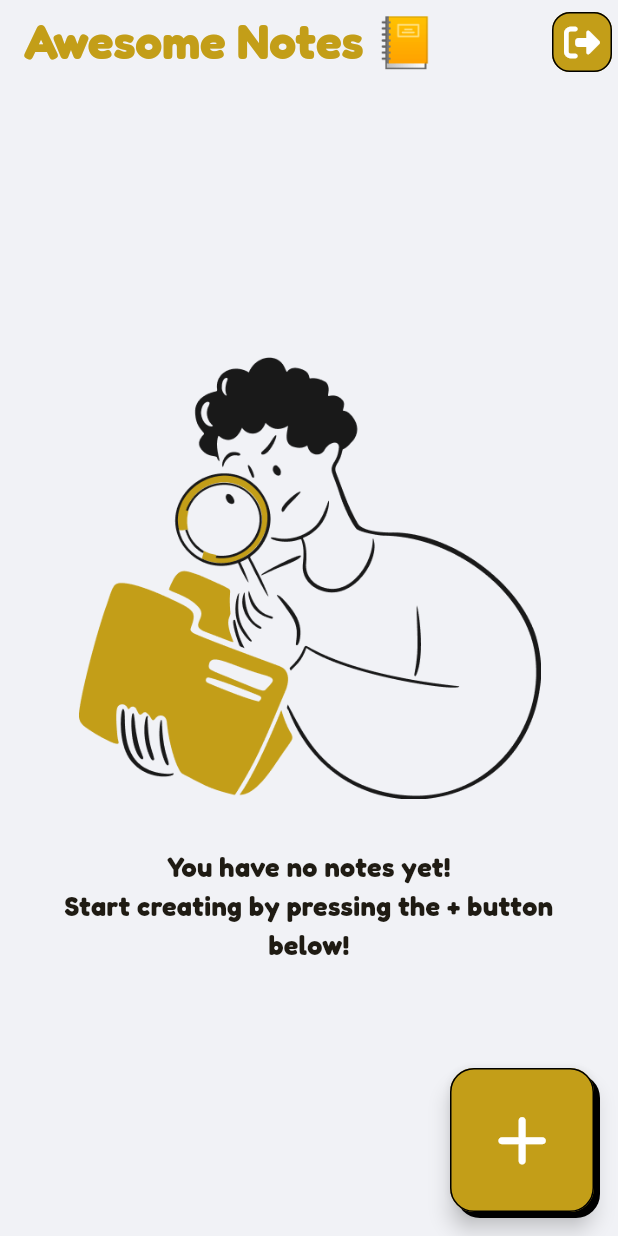
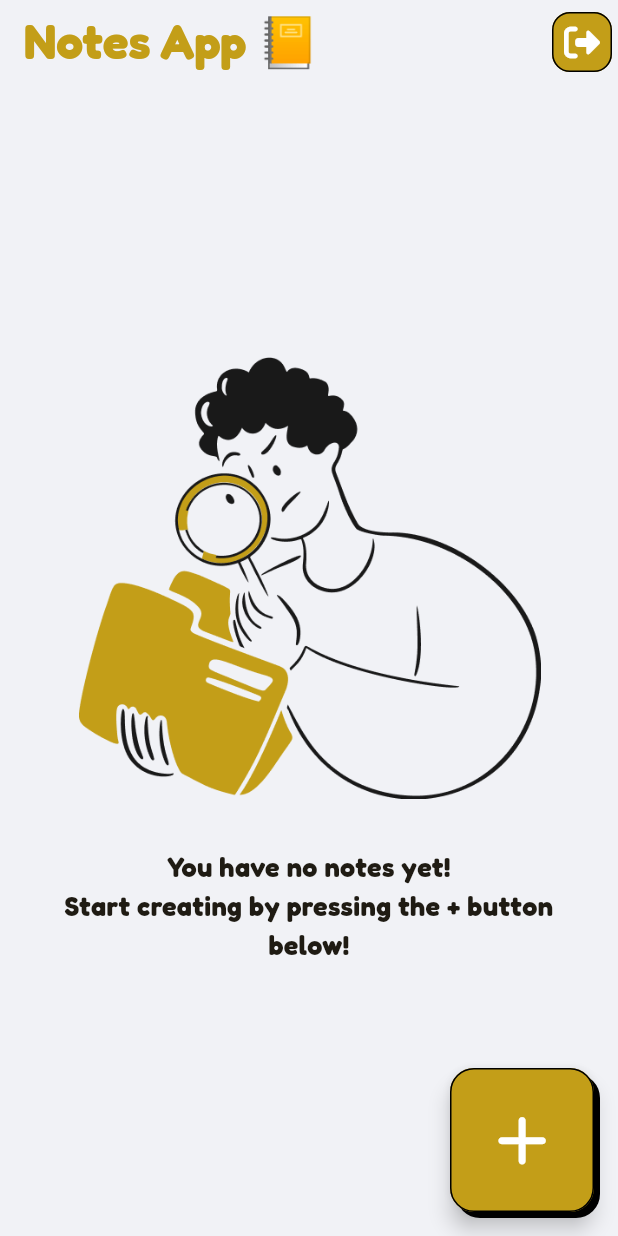
Before and after one commit to Senghor11/noteapp, a Flutter app: the screen it shows once a user with an empty profile is signed in, on a phone screen of 412 x 824 dp. Run offline on Flutter 3.47's test engine with Material 3 defaults, Android fonts, the phone set to English and light mode, and no system bars; our stand-ins replace cloud_firestore, firebase_auth, firebase_core, font_awesome_flutter, google_sign_in; missing offline and left inert: flutter_quill; accounts and stored records are empty.

Commit message:
Note Update

```diff
--- a/lib/main.dart
+++ b/lib/main.dart
@@ -33,7 +33,8 @@ class MyApp extends StatelessWidget {
         ChangeNotifierProvider(create: (context) => RegistrationController()),
       ],
       child: MaterialApp(
-        title: 'Awesome Notes',
+        debugShowCheckedModeBanner: false,
+        title: 'Notes App',
         theme: ThemeData(
           colorScheme: ColorScheme.fromSeed(seedColor: primary),
           useMaterial3: true,
--- a/lib/pages/main_page.dart
+++ b/lib/pages/main_page.dart
@@ -30,7 +30,7 @@ class _MainPageState extends State<MainPage> {
       create: (context) => NotesProvider(), // New instance for each user
       child: Scaffold(
         appBar: AppBar(
-          title: const Text('Awesome Notes 📒'),
+          title: const Text('Notes App 📒'),
           actions: [
             NoteIconButtonOutlined(
               icon: FontAwesomeIcons.rightFromBracket,
```
Also changed, not shown: 1 other file.
